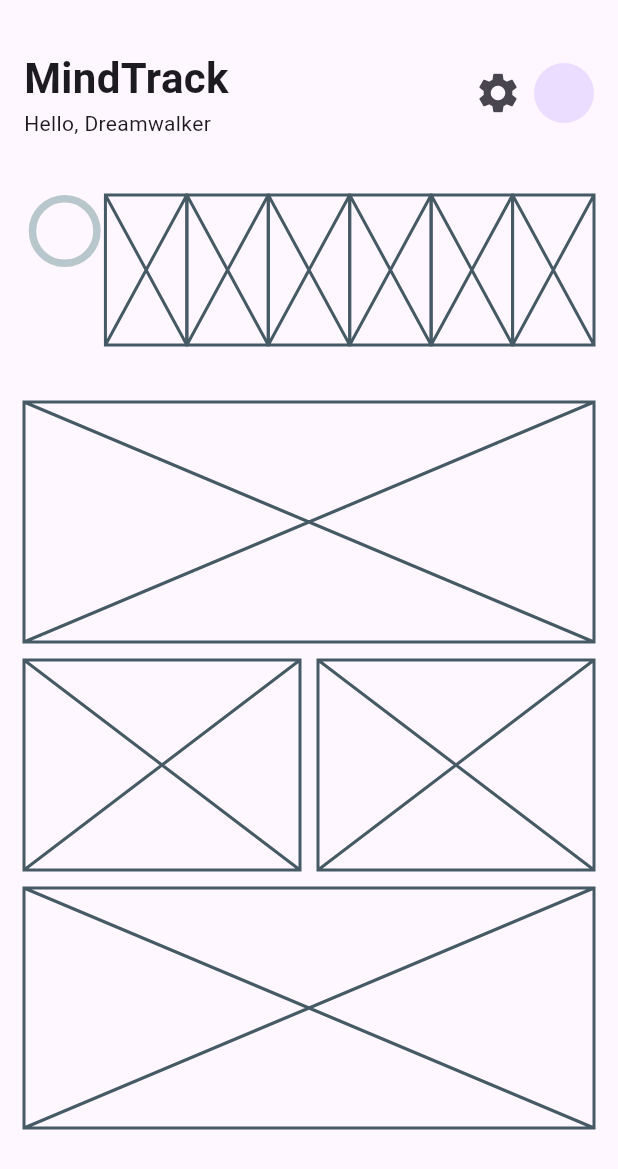
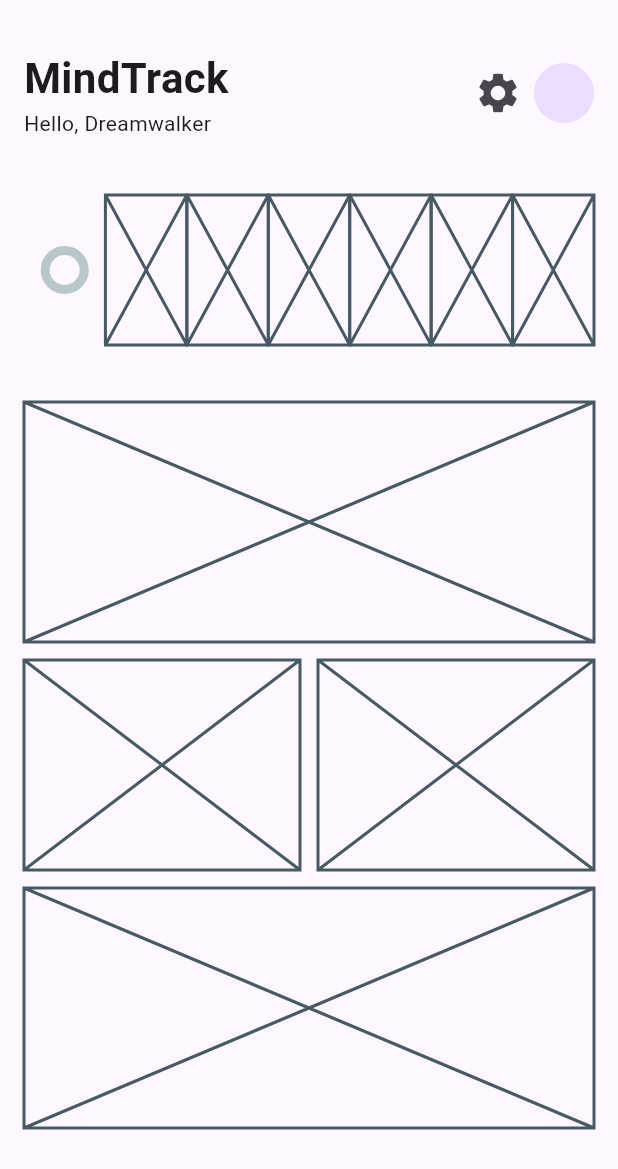
Before and after one commit to JAICHANGPARK/flutter_notebook_chapter_43, a Flutter app: the HabitJournalHomeScreen widget shown alone on an empty page, opened directly, on a phone screen of 412 x 824 dp. Shown: the top 1169 px of the screen. Run offline on Flutter 3.47's test engine with Material 3 defaults, Android fonts, the phone set to English and light mode, and no system bars; drawn by our look-alikes of percent_indicator; our stand-ins replace gap, hugeicons.

Commit message:
Update habit_journal_home_screen.dart

```diff
--- a/lib/ep2173_habit_journal_app/ui/home/habit_journal_home_screen.dart
+++ b/lib/ep2173_habit_journal_app/ui/home/habit_journal_home_screen.dart
@@ -54,9 +54,11 @@ class _HabitJournalHomeScreenState extends State<HabitJournalHomeScreen> {
                   children: [
                     Expanded(
                       child: Column(
+                        mainAxisAlignment: MainAxisAlignment.center,
                         children: [
                           CircularPercentIndicator(
-                            radius: 24,
+                            radius: 16,
+                            lineWidth: 6,
                           ),
                         ],
                       ),
```
